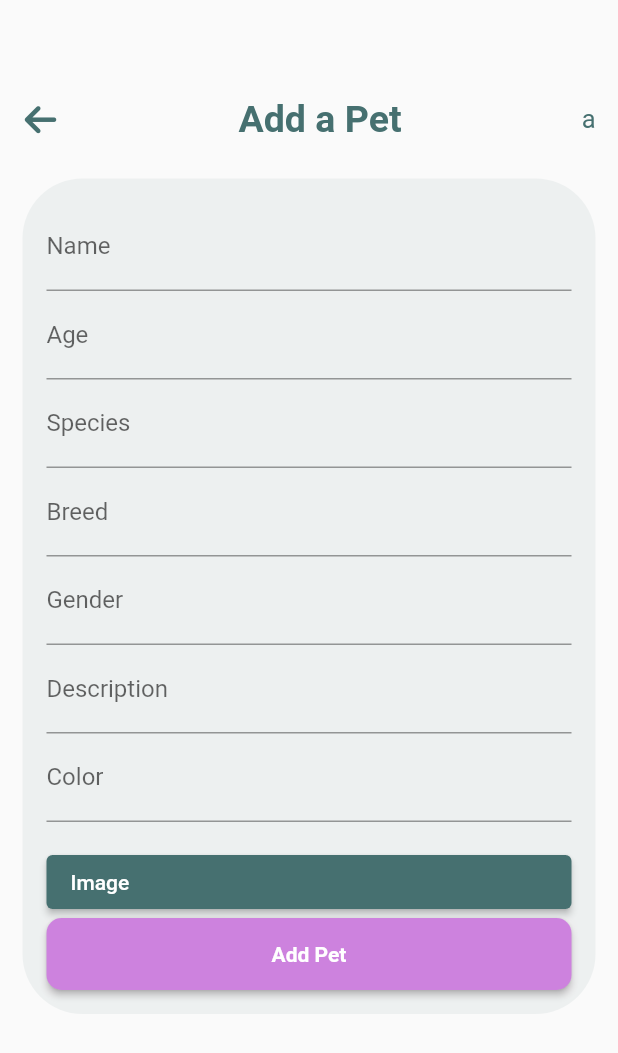
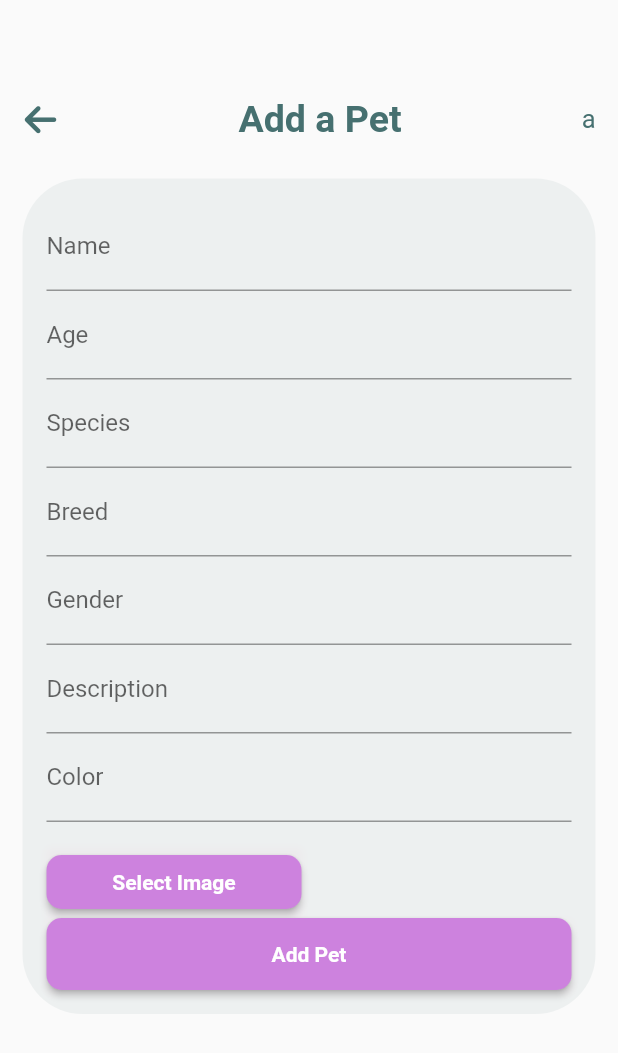
Before and after one commit to Hoaxn/Pet_Adoption, a Flutter app: the AddPetScreen screen opened by its route, on a phone screen of 412 x 824 dp. Shown: the top 1053 px of the screen. Run offline on Flutter 3.47's test engine with Material 2 defaults, Android fonts, the phone set to English and light mode, and no system bars; our stand-ins replace connectivity_plus, dartz, dio, equatable, file_picker, flutter_riverpod and 9 more; accounts and stored records are empty; network calls fail.

```diff
--- a/lib/config/constants/api_endpoint.dart
+++ b/lib/config/constants/api_endpoint.dart
@@ -26,6 +26,6 @@ class ApiEndpoints {
 
   // ====================== Liked Pet Routes ======================
   static const String likePet = "/liked-pets";
-  static const String getLikedPetsByUserId = "/liked-pets/:userId";
-  static const String unlikePet = "/liked-pets/:userId/:petId";
+  static const String getLikedPetsByUserId = "/liked-pets";
+  static const String unlikePet = "/liked-pets=";
 }
--- a/lib/screen/add_pet_screen.dart
+++ b/lib/screen/add_pet_screen.dart
@@ -225,13 +225,19 @@ class _AddPetScreenState extends ConsumerState<AddPetScreen> {
                             },
                           ),
                           const SizedBox(height: 16),
-                          ElevatedButton(
+                          Row(
+                            children: [
+                              PrimaryButton(
+                                text: 'Select Image',
                                 onPressed: () {
                                   _pickImage(ImageSource.gallery);
                                 },
-                            child: Row(
-                              children: [
-                                const Text("Image"),
+                                buttonWidth: 170,
+                                verticalPadding: 9,
+                                isLoading: false,
+                              ),
+                              // const Text("Image"),
+                              const SizedBox(width: 16.0),
                               if (_imageFile != null)
                                 Image.file(
                                   _imageFile!,
@@ -248,7 +254,6 @@ class _AddPetScreenState extends ConsumerState<AddPetScreen> {
                                   height: 150,
                                 ),
                             ],
-                            ),
                           ),
                           PrimaryButton(
                             text: pet != null ? 'Update Pet' : 'Add Pet',
```
Also changed, not shown: lib/features/home/presentation/view/home_page_screen.dart (+48 -7 lines), lib/features/pets/presentation/viewmodel/pet_viewmodel.dart (+8 -6 lines). Lines whose indentation alone changed are shown as unchanged.
